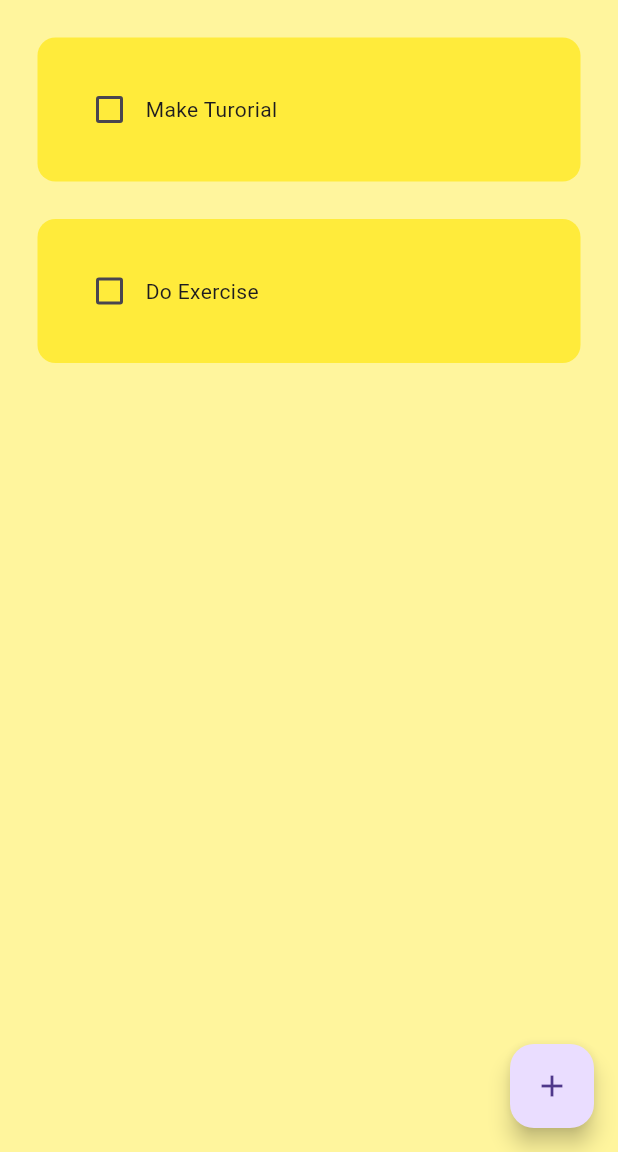
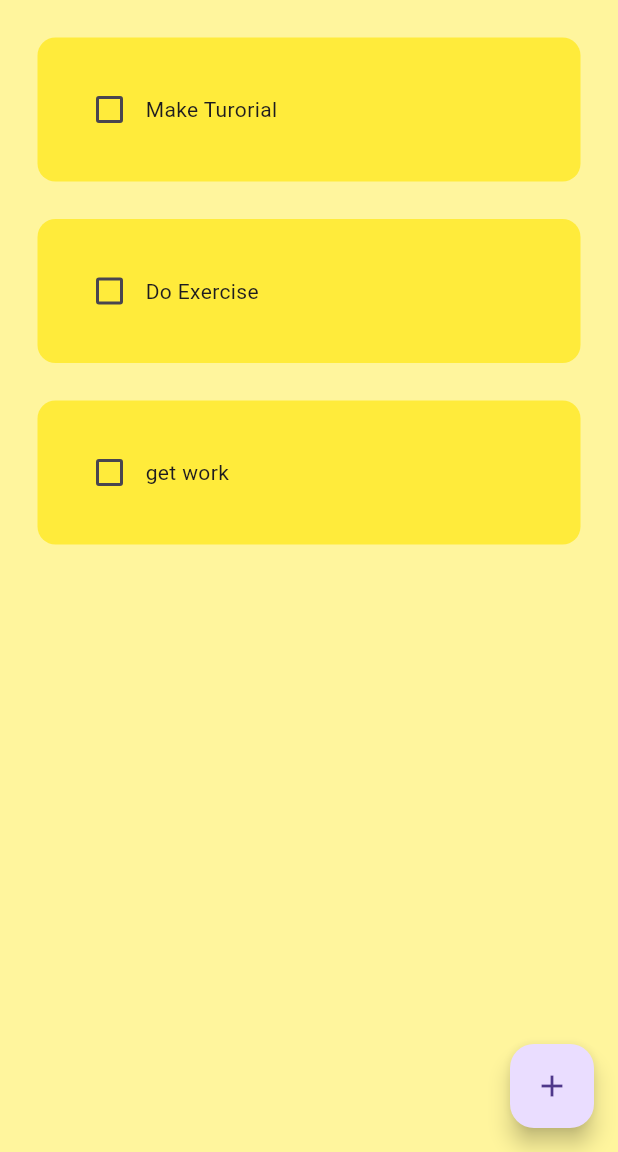
Before and after one commit to Harudot/To-Do-App-, a Flutter app: the screen it shows after launch, on a phone screen of 412 x 824 dp, the part 84-1236 px from its top. Run offline on Flutter 3.47's test engine with Material 3 defaults, Android fonts, the phone set to English and light mode, and no system bars; drawn by our look-alikes of flutter_slidable; our stand-ins replace hive, hive_flutter; accounts and stored records are empty.

Commit message:
Update database.dart

```diff
--- a/lib/data/database.dart
+++ b/lib/data/database.dart
@@ -11,6 +11,7 @@ class ToDoDataBase {
     doToList = [
       ["Make Turorial", false],
       ["Do Exercise", false],
+      ["get work", false]
     ];
   }
 
```
